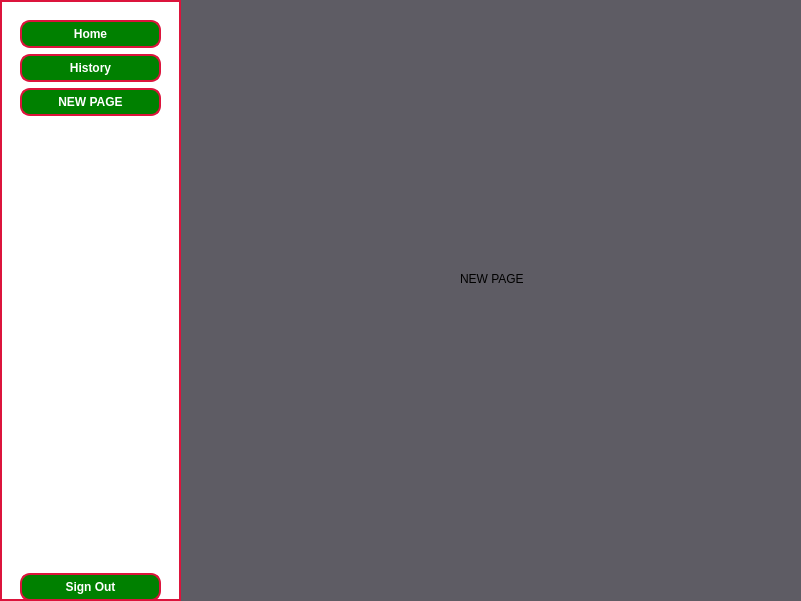
The window that appwidget.ui (ImKirihara/RaDoTechDemo) describes before a commit, drawn with Qt 5.
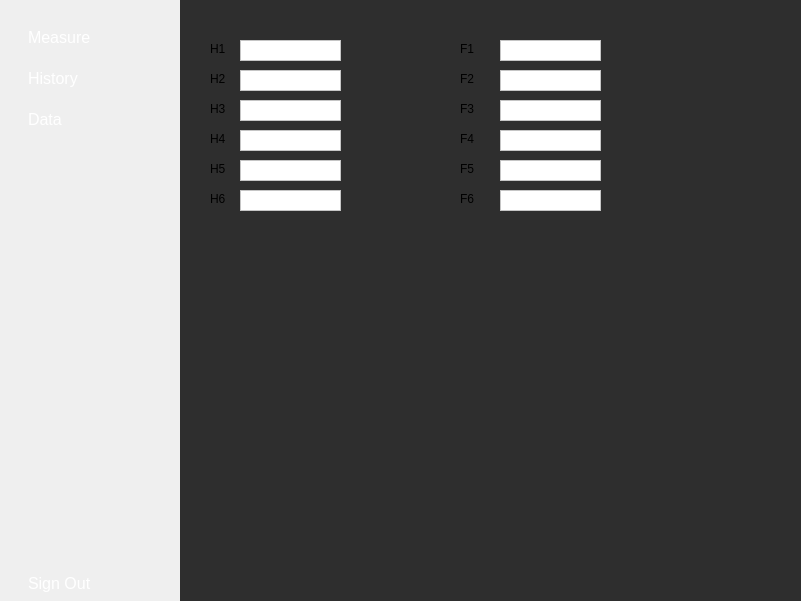
The same window after the commit. The open tabs and pages were chosen to show the change.

Commit message: added the history, data display, and some QSS styling

Patch:
```diff
--- a/appwidget.ui
+++ b/appwidget.ui
@@ -27,33 +27,106 @@
    </property>
    <property name="styleSheet">
     <string notr="true">QStackedWidget{
-	background-color:rgb(94, 92, 100)
+	background-color:rgb(46, 46, 46);
 }</string>
    </property>
    <property name="currentIndex">
-    <number>0</number>
+    <number>2</number>
    </property>
    <widget class="QWidget" name="homePage">
-    <widget class="QLabel" name="label">
-     <property name="geometry">
-      <rect>
-       <x>30</x>
-       <y>20</y>
-       <width>62</width>
-       <height>17</height>
-      </rect>
-     </property>
-     <property name="text">
-      <string>Home</string>
-     </property>
-    </widget>
+    <property name="styleSheet">
+     <string notr="true">/* GroupBox */
+QGroupBox {
+    background: transparent; /* Transparent background */
+    border: 2px solid rgba(255, 120, 0, 255); /* Border to match the sidebar */
+    border-radius: 8px; /* Rounded corners */
+    padding: 10px; /* Padding around content */
+    margin: 10px; /* Margin to separate from other content */
+    font-size: 18px;
+    color: white; /* White text color for visibility */
+}
+
+/* GroupBox title */
+QGroupBox::title {
+    subcontrol-origin: margin;
+    subcontrol-position: top left;
+    padding-left: 10px;
+    padding-top: 5px;
+    color: white; /* Title color */
+}
+
+/* Radio Buttons inside GroupBox */
+QRadioButton {
+    background: transparent; /* Transparent background */
+    color: white;             /* White text for visibility */
+    border: none;             /* No border by default */
+    font-size: 16px;          /* Adjust font size */
+    padding: 5px;             /* Add padding around text */
+}
+
+/* Hover effect for Radio Buttons */
+QRadioButton:hover {
+    border: 1px solid rgba(255, 255, 255, 0.4); /* Light border on hover */
+    border-radius: 4px;                          /* Rounded corners */
+}
+
+/* When Radio Button is selected */
+QRadioButton:checked {
+    color: #ff7f00; /* Change text color when checked */
+}
+
+/* Radio Button indicator (round) */
+QRadioButton::indicator {
+    border: 2px solid #ff7f00; /* Orange border */
+    border-radius: 10px;        /* Round border */
+    width: 16px;                /* Size of the circle */
+    height: 16px;               /* Size of the circle */
+    background-color: transparent; /* Transparent background */
+}
+
+/* When Radio Button is checked, change the indicator */
+QRadioButton::indicator:checked {
+    background-color: #ff7f00;  /* Orange when selected */
+    border-color: #ff7f00;      /* Orange border when selected */
+}
+
+/* Styling for QPushButtons in homePage Widget */
+QPushButton {
+    background: qlineargradient(
+        spread: pad, 
+        x1: 1, y1: 0.045, 
+        x2: 1, y2: 1, 
+        stop: 0 rgba(255, 120, 0, 255), 
+        stop: 1 rgba(246, 97, 81, 255)
+    ); /* Gradient background like sidebar */
+    color: white; /* White text */
+    border: none; /* No border */
+    border-radius: 12px; /* Rounded corners */
+    font-size: 16px;
+    padding: 10px 20px; /* Adjust padding for button size */
+    text-align: center; /* Centered text */
+}
+
+/* Hover effect for buttons */
+QPushButton:hover {
+    border: 1px solid rgba(255, 255, 255, 0.6); /* Light border on hover */
+    background: rgba(255, 120, 0, 180); /* Slightly darker when hovering */
+}
+
+/* Button Pressed Effect */
+QPushButton:pressed {
+    background: rgba(255, 255, 255, 0.2); /* Subtle background change */
+    background-color: rgba(255, 120, 0, 220); /* Darker orange when pressed */
+}
+</string>
+    </property>
     <widget class="QPushButton" name="startScanButton">
      <property name="geometry">
       <rect>
-       <x>250</x>
-       <y>320</y>
-       <width>111</width>
-       <height>51</height>
+       <x>230</x>
+       <y>430</y>
+       <width>161</width>
+       <height>71</height>
       </rect>
      </property>
      <property name="text">
@@ -66,10 +139,10 @@
      </property>
      <property name="geometry">
       <rect>
-       <x>80</x>
-       <y>80</y>
-       <width>441</width>
-       <height>221</height>
+       <x>60</x>
+       <y>100</y>
+       <width>511</width>
+       <height>321</height>
       </rect>
      </property>
      <property name="title">
@@ -78,7 +151,7 @@
      <widget class="QRadioButton" name="H1">
       <property name="geometry">
        <rect>
-        <x>20</x>
+        <x>30</x>
         <y>40</y>
         <width>106</width>
         <height>23</height>
@@ -91,7 +164,7 @@
      <widget class="QRadioButton" name="H2">
       <property name="geometry">
        <rect>
-        <x>20</x>
+        <x>30</x>
         <y>70</y>
         <width>106</width>
         <height>23</height>
@@ -104,7 +177,7 @@
      <widget class="QRadioButton" name="H3">
       <property name="geometry">
        <rect>
-        <x>20</x>
+        <x>30</x>
         <y>100</y>
         <width>106</width>
         <height>23</height>
@@ -117,7 +190,7 @@
      <widget class="QRadioButton" name="H4">
       <property name="geometry">
        <rect>
-        <x>140</x>
+        <x>150</x>
         <y>40</y>
         <width>106</width>
         <height>23</height>
@@ -130,7 +203,7 @@
      <widget class="QRadioButton" name="H5">
       <property name="geometry">
        <rect>
-        <x>140</x>
+        <x>150</x>
         <y>70</y>
         <width>106</width>
         <height>23</height>
@@ -143,7 +216,7 @@
      <widget class="QRadioButton" name="H6">
       <property name="geometry">
        <rect>
-        <x>140</x>
+        <x>150</x>
         <y>100</y>
         <width>106</width>
         <height>23</height>
@@ -156,7 +229,7 @@
      <widget class="QRadioButton" name="F1">
       <property name="geometry">
        <rect>
-        <x>260</x>
+        <x>270</x>
         <y>40</y>
         <width>106</width>
         <height>23</height>
@@ -169,7 +242,7 @@
      <widget class="QRadioButton" name="F2">
       <property name="geometry">
        <rect>
-        <x>260</x>
+        <x>270</x>
         <y>70</y>
         <width>106</width>
         <height>23</height>
@@ -182,7 +255,7 @@
      <widget class="QRadioButton" name="F3">
       <property name="geometry">
        <rect>
-        <x>260</x>
+        <x>270</x>
         <y>100</y>
         <width>106</width>
         <height>23</height>
@@ -195,7 +268,7 @@
      <widget class="QRadioButton" name="F4">
       <property name="geometry">
        <rect>
-        <x>380</x>
+        <x>390</x>
         <y>40</y>
         <width>106</width>
         <height>23</height>
@@ -208,7 +281,7 @@
      <widget class="QRadioButton" name="F5">
       <property name="geometry">
        <rect>
-        <x>380</x>
+        <x>390</x>
         <y>70</y>
         <width>106</width>
         <height>23</height>
@@ -221,7 +294,7 @@
      <widget class="QRadioButton" name="F6">
       <property name="geometry">
        <rect>
-        <x>380</x>
+        <x>390</x>
         <y>100</y>
         <width>106</width>
         <height>23</height>
@@ -234,10 +307,10 @@
      <widget class="QPushButton" name="scanButton">
       <property name="geometry">
        <rect>
-        <x>180</x>
-        <y>150</y>
-        <width>83</width>
-        <height>25</height>
+        <x>200</x>
+        <y>170</y>
+        <width>111</width>
+        <height>41</height>
        </rect>
       </property>
       <property name="text">
@@ -247,45 +320,495 @@
      <widget class="QPushButton" name="doneButton">
       <property name="geometry">
        <rect>
-        <x>180</x>
-        <y>180</y>
-        <width>83</width>
-        <height>25</height>
+        <x>200</x>
+        <y>220</y>
+        <width>111</width>
+        <height>41</height>
        </rect>
       </property>
       <property name="text">
-       <string>Done</string>
+       <string>Finish</string>
       </property>
      </widget>
     </widget>
    </widget>
    <widget class="QWidget" name="historyPage">
-    <widget class="QLabel" name="label_2">
+    <property name="styleSheet">
+     <string notr="true">/* History Tab - ListWidget Styling */
+QListWidget {
+    background: transparent; /* Transparent background for the list */
+    border: 2px solid rgba(255, 120, 0, 255); /* Orange border around the list */
+    border-radius: 12px; /* Rounded corners for the entire list */
+    padding: 10px; /* Padding inside the list */
+    color: white; /* White text */
+    font-size: 16px; /* Font size for items */
+}
+
+/* List Item Styling */
+QListWidget::item {
+    background: rgba(0, 0, 0, 0.15); /* Darker background for non-selected items */
+    border: none;
+    color: white; /* White text color */
+    padding: 8px 12px; /* Padding around items */
+    border-radius: 10px; /* Rounded corners for each item */
+    margin: 5px 0; /* Space between items */
+}
+
+/* Selected Item Styling */
+QListWidget::item:selected {
+    background-color: rgba(255, 120, 0, 0.8); /* Darker orange background when selected */
+    border-radius: 10px; /* Rounded corners for selected items */
+}
+
+/* Hover Effect for List Items */
+QListWidget::item:hover {
+    background-color: rgba(255, 120, 0, 0.3); /* Light orange background on hover */
+    border-radius: 10px; /* Rounded corners for hover effect */
+}
+
+/* History Tab - Button Styling */
+QPushButton {
+    background: qlineargradient(
+        spread: pad, 
+        x1: 1, y1: 0.045, 
+        x2: 1, y2: 1, 
+        stop: 0 rgba(255, 120, 0, 255), 
+        stop: 1 rgba(246, 97, 81, 255)
+    ); /* Gradient background like sidebar */
+    color: white; /* White text */
+    border: none; /* No border */
+    border-radius: 12px; /* Rounded corners for button */
+    font-size: 16px;
+    padding: 10px 20px; /* Padding for the button */
+    text-align: center; /* Centered text */
+}
+
+/* Button Hover Effect */
+QPushButton:hover {
+    border: 1px solid rgba(255, 255, 255, 0.6); /* Light border on hover */
+    background: rgba(255, 120, 0, 180); /* Slightly darker when hovering */
+}
+
+/* Button Pressed Effect */
+QPushButton:pressed {
+    background: rgba(255, 255, 255, 0.2); /* Subtle background change */
+    background-color: rgba(255, 120, 0, 220); /* Darker orange when pressed */
+}
+</string>
+    </property>
+    <widget class="QListWidget" name="historyList">
      <property name="geometry">
       <rect>
-       <x>280</x>
-       <y>270</y>
-       <width>62</width>
-       <height>17</height>
+       <x>70</x>
+       <y>40</y>
+       <width>481</width>
+       <height>461</height>
       </rect>
+     </property>
+     <property name="styleSheet">
+      <string notr="true">background-color:white;</string>
+     </property>
+    </widget>
+    <widget class="QPushButton" name="showDataButton">
+     <property name="geometry">
+      <rect>
+       <x>140</x>
+       <y>510</y>
+       <width>361</width>
+       <height>71</height>
+      </rect>
+     </property>
+     <property name="cursor">
+      <cursorShape>PointingHandCursor</cursorShape>
      </property>
      <property name="text">
-      <string>History</string>
+      <string>Show Selected Data</string>
      </property>
     </widget>
    </widget>
    <widget class="QWidget" name="page">
+    <widget class="QLabel" name="label_2">
+     <property name="geometry">
+      <rect>
+       <x>30</x>
+       <y>40</y>
+       <width>62</width>
+       <height>17</height>
+      </rect>
+     </property>
+     <property name="text">
+      <string>H1</string>
+     </property>
+    </widget>
     <widget class="QLabel" name="label_3">
      <property name="geometry">
       <rect>
+       <x>30</x>
+       <y>70</y>
+       <width>62</width>
+       <height>17</height>
+      </rect>
+     </property>
+     <property name="text">
+      <string>H2</string>
+     </property>
+    </widget>
+    <widget class="QLabel" name="label_4">
+     <property name="geometry">
+      <rect>
+       <x>30</x>
+       <y>100</y>
+       <width>62</width>
+       <height>17</height>
+      </rect>
+     </property>
+     <property name="text">
+      <string>H3</string>
+     </property>
+    </widget>
+    <widget class="QLabel" name="label_5">
+     <property name="geometry">
+      <rect>
+       <x>30</x>
+       <y>160</y>
+       <width>62</width>
+       <height>17</height>
+      </rect>
+     </property>
+     <property name="text">
+      <string>H5</string>
+     </property>
+    </widget>
+    <widget class="QLabel" name="label_6">
+     <property name="geometry">
+      <rect>
+       <x>30</x>
+       <y>130</y>
+       <width>62</width>
+       <height>17</height>
+      </rect>
+     </property>
+     <property name="text">
+      <string>H4</string>
+     </property>
+    </widget>
+    <widget class="QLabel" name="label_7">
+     <property name="geometry">
+      <rect>
        <x>280</x>
-       <y>270</y>
-       <width>101</width>
+       <y>130</y>
+       <width>62</width>
        <height>17</height>
       </rect>
      </property>
      <property name="text">
-      <string>NEW PAGE</string>
+      <string>F4</string>
+     </property>
+    </widget>
+    <widget class="QLabel" name="label_8">
+     <property name="geometry">
+      <rect>
+       <x>30</x>
+       <y>190</y>
+       <width>62</width>
+       <height>17</height>
+      </rect>
+     </property>
+     <property name="text">
+      <string>H6</string>
+     </property>
+    </widget>
+    <widget class="QLabel" name="label_9">
+     <property name="geometry">
+      <rect>
+       <x>280</x>
+       <y>100</y>
+       <width>62</width>
+       <height>17</height>
+      </rect>
+     </property>
+     <property name="text">
+      <string>F3</string>
+     </property>
+    </widget>
+    <widget class="QLabel" name="label_10">
+     <property name="geometry">
+      <rect>
+       <x>280</x>
+       <y>40</y>
+       <width>62</width>
+       <height>17</height>
+      </rect>
+     </property>
+     <property name="text">
+      <string>F1</string>
+     </property>
+    </widget>
+    <widget class="QLabel" name="label_11">
+     <property name="geometry">
+      <rect>
+       <x>280</x>
+       <y>70</y>
+       <width>62</width>
+       <height>17</height>
+      </rect>
+     </property>
+     <property name="text">
+      <string>F2</string>
+     </property>
+    </widget>
+    <widget class="QLabel" name="label_12">
+     <property name="geometry">
+      <rect>
+       <x>280</x>
+       <y>190</y>
+       <width>62</width>
+       <height>17</height>
+      </rect>
+     </property>
+     <property name="text">
+      <string>F6</string>
+     </property>
+    </widget>
+    <widget class="QLabel" name="label_13">
+     <property name="geometry">
+      <rect>
+       <x>280</x>
+       <y>160</y>
+       <width>62</width>
+       <height>17</height>
+      </rect>
+     </property>
+     <property name="text">
+      <string>F5</string>
+     </property>
+    </widget>
+    <widget class="QTextBrowser" name="h1Text">
+     <property name="geometry">
+      <rect>
+       <x>60</x>
+       <y>40</y>
+       <width>101</width>
+       <height>21</height>
+      </rect>
+     </property>
+     <property name="styleSheet">
+      <string notr="true">background-color:white;</string>
+     </property>
+     <property name="verticalScrollBarPolicy">
+      <enum>Qt::ScrollBarAlwaysOff</enum>
+     </property>
+     <property name="horizontalScrollBarPolicy">
+      <enum>Qt::ScrollBarAlwaysOff</enum>
+     </property>
+    </widget>
+    <widget class="QTextBrowser" name="h2Text">
+     <property name="geometry">
+      <rect>
+       <x>60</x>
+       <y>70</y>
+       <width>101</width>
+       <height>21</height>
+      </rect>
+     </property>
+     <property name="styleSheet">
+      <string notr="true">background-color:white;</string>
+     </property>
+     <property name="verticalScrollBarPolicy">
+      <enum>Qt::ScrollBarAlwaysOff</enum>
+     </property>
+     <property name="horizontalScrollBarPolicy">
+      <enum>Qt::ScrollBarAlwaysOff</enum>
+     </property>
+    </widget>
+    <widget class="QTextBrowser" name="h3Text">
+     <property name="geometry">
+      <rect>
+       <x>60</x>
+       <y>100</y>
+       <width>101</width>
+       <height>21</height>
+      </rect>
+     </property>
+     <property name="styleSheet">
+      <string notr="true">background-color:white;</string>
+     </property>
+     <property name="verticalScrollBarPolicy">
+      <enum>Qt::ScrollBarAlwaysOff</enum>
+     </property>
+     <property name="horizontalScrollBarPolicy">
+      <enum>Qt::ScrollBarAlwaysOff</enum>
+     </property>
+    </widget>
+    <widget class="QTextBrowser" name="h4Text">
+     <property name="geometry">
+      <rect>
+       <x>60</x>
+       <y>130</y>
+       <width>101</width>
+       <height>21</height>
+      </rect>
+     </property>
+     <property name="styleSheet">
+      <string notr="true">background-color:white;</string>
+     </property>
+     <property name="verticalScrollBarPolicy">
+      <enum>Qt::ScrollBarAlwaysOff</enum>
+     </property>
+     <property name="horizontalScrollBarPolicy">
+      <enum>Qt::ScrollBarAlwaysOff</enum>
+     </property>
+    </widget>
+    <widget class="QTextBrowser" name="h5Text">
+     <property name="geometry">
+      <rect>
+       <x>60</x>
+       <y>160</y>
+       <width>101</width>
+       <height>21</height>
+      </rect>
+     </property>
+     <property name="styleSheet">
+      <string notr="true">background-color:white;</string>
+     </property>
+     <property name="verticalScrollBarPolicy">
+      <enum>Qt::ScrollBarAlwaysOff</enum>
+     </property>
+     <property name="horizontalScrollBarPolicy">
+      <enum>Qt::ScrollBarAlwaysOff</enum>
+     </property>
+    </widget>
+    <widget class="QTextBrowser" name="h6Text">
+     <property name="geometry">
+      <rect>
+       <x>60</x>
+       <y>190</y>
+       <width>101</width>
+       <height>21</height>
+      </rect>
+     </property>
+     <property name="styleSheet">
+      <string notr="true">background-color:white;</string>
+     </property>
+     <property name="verticalScrollBarPolicy">
+      <enum>Qt::ScrollBarAlwaysOff</enum>
+     </property>
+     <property name="horizontalScrollBarPolicy">
+      <enum>Qt::ScrollBarAlwaysOff</enum>
+     </property>
+    </widget>
+    <widget class="QTextBrowser" name="f1Text">
+     <property name="geometry">
+      <rect>
+       <x>320</x>
+       <y>40</y>
+       <width>101</width>
+       <height>21</height>
+      </rect>
+     </property>
+     <property name="styleSheet">
+      <string notr="true">background-color:white;</string>
+     </property>
+     <property name="verticalScrollBarPolicy">
+      <enum>Qt::ScrollBarAlwaysOff</enum>
+     </property>
+     <property name="horizontalScrollBarPolicy">
+      <enum>Qt::ScrollBarAlwaysOff</enum>
+     </property>
+    </widget>
+    <widget class="QTextBrowser" name="f4Text">
+     <property name="geometry">
+      <rect>
+       <x>320</x>
+       <y>130</y>
+       <width>101</width>
+       <height>21</height>
+      </rect>
+     </property>
+     <property name="styleSheet">
+      <string notr="true">background-color:white;</string>
+     </property>
+     <property name="verticalScrollBarPolicy">
+      <enum>Qt::ScrollBarAlwaysOff</enum>
+     </property>
+     <property name="horizontalScrollBarPolicy">
+      <enum>Qt::ScrollBarAlwaysOff</enum>
+     </property>
+    </widget>
+    <widget class="QTextBrowser" name="f6Text">
+     <property name="geometry">
+      <rect>
+       <x>320</x>
+       <y>190</y>
+       <width>101</width>
+       <height>21</height>
+      </rect>
+     </property>
+     <property name="styleSheet">
+      <string notr="true">background-color:white;</string>
+     </property>
+     <property name="verticalScrollBarPolicy">
+      <enum>Qt::ScrollBarAlwaysOff</enum>
+     </property>
+     <property name="horizontalScrollBarPolicy">
+      <enum>Qt::ScrollBarAlwaysOff</enum>
+     </property>
+    </widget>
+    <widget class="QTextBrowser" name="f2Text">
+     <property name="geometry">
+      <rect>
+       <x>320</x>
+       <y>70</y>
+       <width>101</width>
+       <height>21</height>
+      </rect>
+     </property>
+     <property name="styleSheet">
+      <string notr="true">background-color:white;</string>
+     </property>
+     <property name="verticalScrollBarPolicy">
+      <enum>Qt::ScrollBarAlwaysOff</enum>
+     </property>
+     <property name="horizontalScrollBarPolicy">
+      <enum>Qt::ScrollBarAlwaysOff</enum>
+     </property>
+    </widget>
+    <widget class="QTextBrowser" name="f3Text">
+     <property name="geometry">
+      <rect>
+       <x>320</x>
+       <y>100</y>
+       <width>101</width>
+       <height>21</height>
+      </rect>
+     </property>
+     <property name="styleSheet">
+      <string notr="true">background-color:white;</string>
+     </property>
+     <property name="verticalScrollBarPolicy">
+      <enum>Qt::ScrollBarAlwaysOff</enum>
+     </property>
+     <property name="horizontalScrollBarPolicy">
+      <enum>Qt::ScrollBarAlwaysOff</enum>
+     </property>
+    </widget>
+    <widget class="QTextBrowser" name="f5Text">
+     <property name="geometry">
+      <rect>
+       <x>320</x>
+       <y>160</y>
+       <width>101</width>
+       <height>21</height>
+      </rect>
+     </property>
+     <property name="styleSheet">
+      <string notr="true">background-color:white;</string>
+     </property>
+     <property name="verticalScrollBarPolicy">
+      <enum>Qt::ScrollBarAlwaysOff</enum>
+     </property>
+     <property name="horizontalScrollBarPolicy">
+      <enum>Qt::ScrollBarAlwaysOff</enum>
      </property>
     </widget>
    </widget>
@@ -300,25 +823,32 @@
     </rect>
    </property>
    <property name="styleSheet">
-    <string notr="true">QWidget {
-    background-color: rgb(255,255,255);
-border: 2px solid rgb(220, 20, 60); 
+    <string notr="true">/* Sidebar QWidget */
+#sideBar {
+    background: qlineargradient(
+spread:pad, x1:1, y1:0.045, x2:1, y2:1, stop:0 rgba(255, 120, 0, 255), stop:1 rgba(246, 97, 81, 255));
+    border: none; /* Removes any default border */
 }
 
+/* QPushButtons inside the sidebar */
 QPushButton {
-   background-color: rgb(0, 128, 0); 
-    color: white;                    
-    border: 2px solid rgb(220, 20, 60); 
-    border-radius: 10px;           
-    font-weight: bold;               
-    font-family: &quot;Comic Sans MS&quot;, cursive; 
-    padding: 5px;                   
+    background: transparent; /* Transparent button background */
+    color: white;            /* White text for visibility */
+    border: none;            /* No border by default */
+    font-size: 16px;         /* Adjust font size for visibility */
+    padding: 8px;            /* Add padding around text */
+    text-align: left;        /* Align text to the left */
 }
 
 QPushButton:hover {
-    background-color: rgb(34, 139, 34); 
-    border-color: rgb(255, 69, 0);     
-}</string>
+    border: 1px solid rgba(255, 255, 255, 0.6); /* Light border on hover */
+    border-radius: 4px;                         /* Rounded edges for hover effect */
+}
+
+QPushButton:pressed {
+    background: rgba(255, 255, 255, 0.2); /* Subtle background change on click */
+}
+</string>
    </property>
    <layout class="QVBoxLayout" name="sidebarLayout">
     <property name="leftMargin">
@@ -344,9 +874,9 @@
      </spacer>
     </item>
     <item>
-     <widget class="QPushButton" name="homeButton">
+     <widget class="QPushButton" name="measureButton">
       <property name="text">
-       <string>Home</string>
+       <string>Measure</string>
       </property>
       <property name="id" stdset="0">
        <number>0</number>
@@ -369,7 +899,7 @@
     <item>
      <widget class="QPushButton" name="newPageButton">
       <property name="text">
-       <string>NEW PAGE</string>
+       <string>Data</string>
       </property>
       <property name="id" stdset="0">
        <number>2</number>
```
The commit also changes 9 other files.
